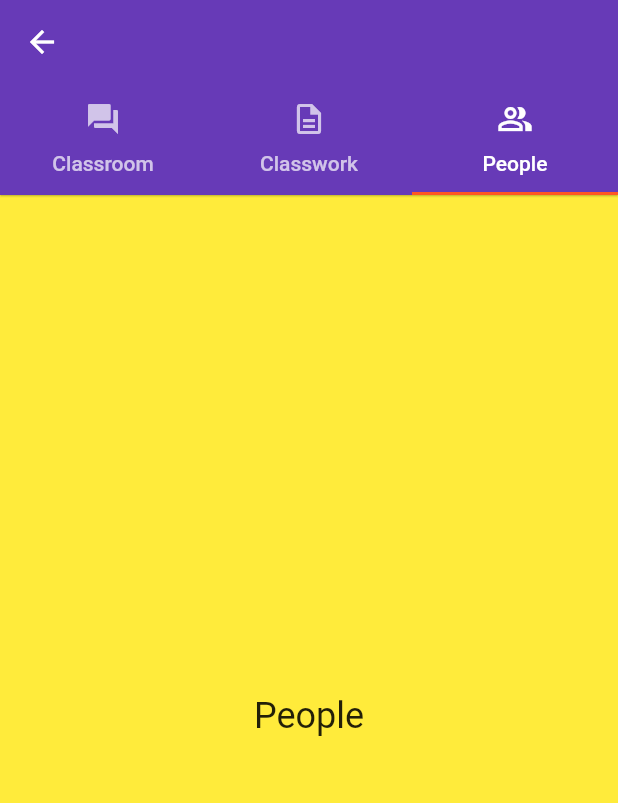
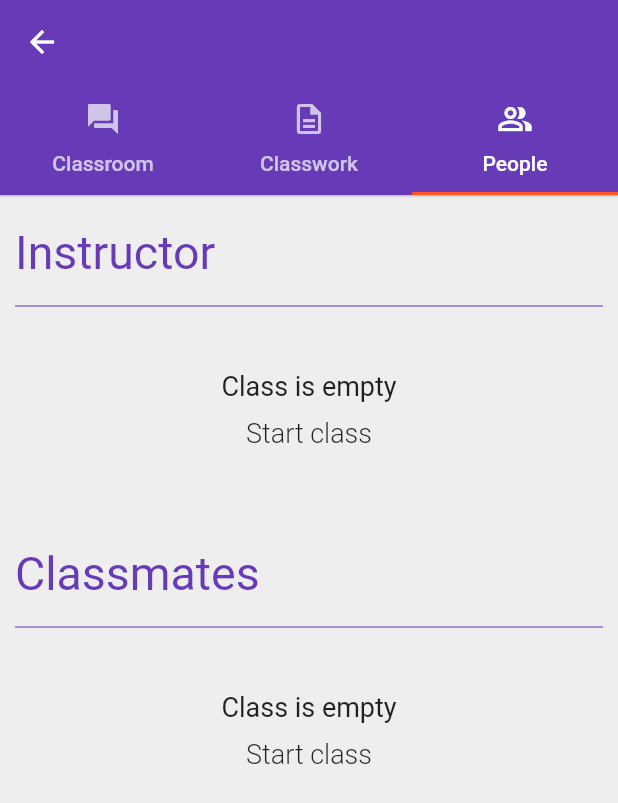
Before and after one commit to JamiuJimoh/jcm, a Flutter app: the CoursePage screen opened directly with empty values, tab 3 chosen, on a phone screen of 412 x 824 dp. Shown: the top 803 px of the screen. Run offline on Flutter 3.47's test engine with Material 2 defaults, Android fonts, the phone set to English and light mode, and no system bars; our stand-ins replace cloud_firestore, firebase_auth, firebase_core, firebase_storage, google_sign_in, image_picker and 1 more; accounts and stored records are empty.

Commit message:
initial implementation of the people's tab

```diff
--- a/lib/app/home/course_page/classroom_tab/add_comment_page.dart
+++ b/lib/app/home/course_page/classroom_tab/add_comment_page.dart
@@ -118,6 +118,7 @@ class AddCommentPage extends StatelessWidget {
                     builder: (context, snapshot) {
                       return Expanded(
                         child: ListItemsBuilder<UserThread>(
+                          reverseList: false,
                           snapshot: snapshot,
                           emptyStateTitle: 'Class is silent',
                           emptyStateMessage: 'Start a conversation',
--- a/lib/app/home/course_page/classroom_tab/classroom_widget.dart
+++ b/lib/app/home/course_page/classroom_tab/classroom_widget.dart
@@ -1,21 +1,26 @@
 import 'package:flutter/material.dart';
-import 'package:jamiu_class_manager/app/home/list_items_builder.dart';
-import 'package:jamiu_class_manager/app/home/models/user_classroom.dart';
-import 'package:jamiu_class_manager/common_widgets/user_circle_avatar.dart';
-import 'package:jamiu_class_manager/services/auth.dart';
-import 'package:jamiu_class_manager/services/database.dart';
+import 'package:intl/date_symbol_data_local.dart';
 import 'package:provider/provider.dart';
-import 'package:intl/date_symbol_data_local.dart';
 
+import '../../../../common_widgets/user_circle_avatar.dart';
+import '../../../../services/auth.dart';
+import '../../../../services/database.dart';
+import '../../list_items_builder.dart';
+import '../../models/user_classroom.dart';
+import '../share_with_class_container.dart';
 import 'add_comment_page.dart';
 import 'class_convo_bloc.dart';
 import 'edit_classroom_convo_page.dart';
-import '../share_with_class_container.dart';
 import 'message_container.dart';
 
 class ClassroomWidget extends StatelessWidget {
   const ClassroomWidget(
-      {required this.courseID, required this.auth, required this.bloc});
+      {Key? key,
+      required this.courseID,
+      required this.auth,
+      required this.bloc})
+      : super(key: key);
+
   final String courseID;
   final AuthBase auth;
   final ClassConvoBloc bloc;
--- a/lib/app/home/course_page/course_page.dart
+++ b/lib/app/home/course_page/course_page.dart
@@ -4,7 +4,7 @@ import '../models/created_course.dart';
 import '../models/joined_course.dart';
 import 'classroom_tab/classroom_widget.dart';
 import 'classwork_tab/classwork.dart';
-import 'people.dart';
+import 'people_tab/people.dart';
 
 class CoursePage extends StatelessWidget {
   const CoursePage({
@@ -40,7 +40,7 @@ class CoursePage extends StatelessWidget {
           title:
               Text((createdCourse?.courseTitle ?? joinedCourse?.courseTitle)!),
           // toolbarHeight: 150.0,
-          bottom:const TabBar(
+          bottom: const TabBar(
             tabs: [
               Tab(icon: Icon(Icons.forum), text: 'Classroom'),
               Tab(icon: Icon(Icons.description_outlined), text: 'Classwork'),
@@ -57,7 +57,10 @@ class CoursePage extends StatelessWidget {
                   : joinedCourse!.courseId,
             ),
             Classwork.create(context),
-            People(),
+            People.create(
+              context,
+              course: joinedCourse == null ? createdCourse! : joinedCourse!,
+            ),
           ],
         ),
       ),
--- a/lib/app/home/course_page/people.dart
+++ /dev/null
@@ -1,15 +0,0 @@
-import 'package:flutter/material.dart';
-
-class People extends StatelessWidget {
-  @override
-  Widget build(BuildContext context) {
-    return Container(
-      height: 500.0,
-      width: 500.0,
-      color: Colors.yellow,
-      child: Center(
-        child: Text('People', style: Theme.of(context).textTheme.headline5),
-      ),
-    );
-  }
-}
--- /dev/null
+++ b/lib/app/home/course_page/people_tab/people.dart
@@ -0,0 +1,128 @@
+import 'package:flutter/material.dart';
+import 'package:jamiu_class_manager/app/home/join_course_page.dart';
+import 'package:jamiu_class_manager/app/home/models/course.dart';
+import 'package:jamiu_class_manager/app/home/models/joined_course.dart';
+import 'package:jamiu_class_manager/app/home/models/user_profile.dart';
+import 'package:jamiu_class_manager/common_widgets/user_circle_avatar.dart';
+import 'package:provider/provider.dart';
+
+import '../../../../services/auth.dart';
+import '../../../../services/database.dart';
+import '../../list_items_builder.dart';
+
+class People extends StatelessWidget {
+  const People({
+    Key? key,
+    required this.course,
+    required this.database,
+  }) : super(key: key);
+
+  final Course course;
+  final Database database;
+
+  static Widget create(context, {required Course course}) {
+    final auth = Provider.of<AuthBase>(context, listen: false);
+
+    return Provider<Database>(
+      create: (_) => FireStoreDatabase(uid: auth.currentUser!.uid),
+      child: Consumer<Database>(
+        builder: (_, database, __) =>
+            // ClassroomWidget(courseID: courseID, auth: auth, bloc: bloc),
+            People(
+          course: course,
+          database: database,
+        ),
+      ),
+    );
+  }
+
+  @override
+  Widget build(BuildContext context) {
+    return Padding(
+      padding: const EdgeInsets.only(
+          top: 20.0, bottom: 8.0, left: 10.0, right: 10.0),
+      child: Column(
+        crossAxisAlignment: CrossAxisAlignment.start,
+        children: [
+          Text(
+            'Instructor',
+            style: Theme.of(context).textTheme.headline4?.copyWith(
+                color: Theme.of(context).primaryColor, fontSize: 31.0),
+          ),
+          ..._buildDivider(Theme.of(context).primaryColor),
+          StreamBuilder<List<UserProfile>>(
+            stream: database.instructorStream(teacherId: course.teacherId),
+            builder: (context, snapshot) {
+              return ListItemsBuilder<UserProfile>(
+                scrollable: false,
+                snapshot: snapshot,
+                emptyStateTitle: 'Class is empty',
+                emptyStateMessage: 'Start class',
+                itemBuilder: (_, instructor) => ListTile(
+                  dense: true,
+                  contentPadding: const EdgeInsets.only(left: 0.0, right: 0.0),
+                  title: Text(
+                    '${instructor.name} ${instructor.surname}',
+                    style: Theme.of(context)
+                        .textTheme
+                        .bodyText1
+                        ?.copyWith(fontSize: 16.0),
+                  ),
+                  leading: UserCircleAvatar(
+                    imageUrl: instructor.imageUrl,
+                    radius: 20.0,
+                  ),
+                ),
+              );
+            },
+          ),
+          const SizedBox(height: 50.0),
+          Text(
+            course.runtimeType == JoinedCourse ? 'Classmates' : 'Students',
+            style: Theme.of(context).textTheme.headline4?.copyWith(
+                color: Theme.of(context).primaryColor, fontSize: 31.0),
+          ),
+          ..._buildDivider(Theme.of(context).primaryColor),
+          StreamBuilder<List<UserProfile>>(
+            stream: database.instructorStream(teacherId: course.teacherId),
+            builder: (context, snapshot) {
+              print(snapshot.data);
+              return ListItemsBuilder<UserProfile>(
+                scrollable: false,
+                snapshot: snapshot,
+                emptyStateTitle: 'Class is empty',
+                emptyStateMessage: 'Start class',
+                itemBuilder: (_, instructor) => ListTile(
+                  dense: true,
+                  contentPadding: const EdgeInsets.only(left: 0.0, right: 0.0),
+                  title: Text(
+                    '${instructor.name} ${instructor.surname}',
+                    style: Theme.of(context)
+                        .textTheme
+                        .bodyText1
+                        ?.copyWith(fontSize: 16.0),
+                  ),
+                  leading: UserCircleAvatar(
+                    imageUrl: instructor.imageUrl,
+                    radius: 20.0,
+                  ),
+                ),
+              );
+            },
+          ),
+        ],
+      ),
+    );
+  }
+
+  List<Widget> _buildDivider([Color? color]) {
+    return [
+      const SizedBox(height: 10.0),
+      Divider(
+        thickness: 0.7,
+        color: color,
+      ),
+      const SizedBox(height: 20.0),
+    ];
+  }
+}
--- a/lib/app/home/courses_bloc.dart
+++ b/lib/app/home/courses_bloc.dart
@@ -1,13 +1,13 @@
 import 'dart:async';
 
-import 'package:jamiu_class_manager/app/home/models/user_profile.dart';
-import 'package:jamiu_class_manager/services/auth.dart';
-import 'package:jamiu_class_manager/services/database.dart';
 import 'package:collection/collection.dart';
 import 'package:rxdart/rxdart.dart';
 
+import '../../services/auth.dart';
+import '../../services/database.dart';
 import 'models/created_course.dart';
 import 'models/joined_course.dart';
+import 'models/user_profile.dart';
 
 class CoursesBloc {
   CoursesBloc({required this.database, required this.auth});
--- a/lib/app/home/list_items_builder.dart
+++ b/lib/app/home/list_items_builder.dart
@@ -9,13 +9,17 @@ class ListItemsBuilder<T> extends StatelessWidget {
   final ItemWidgetBuilder<T> itemBuilder;
   final String? emptyStateMessage;
   final String? emptyStateTitle;
+  final bool scrollable;
+  final bool reverseList;
 
   const ListItemsBuilder({
     Key? key,
     required this.snapshot,
     required this.itemBuilder,
-    this.emptyStateMessage: 'Create or join a class',
-    this.emptyStateTitle: 'No courses yet',
+    this.emptyStateMessage = 'Create or join a class',
+    this.emptyStateTitle = 'No courses yet',
+    this.scrollable = true,
+    this.reverseList = true,
   }) : super(key: key);
 
   @override
@@ -23,7 +27,7 @@ class ListItemsBuilder<T> extends StatelessWidget {
     if (snapshot.hasData) {
       final List<T> items = snapshot.data!;
       if (items.isNotEmpty) {
-        return _buildList(items.reversed.toList());
+        return _buildList(reverseList ? items.reversed.toList() : items);
       } else {
         return EmptyStateContent(
           title: emptyStateTitle!,
@@ -32,16 +36,18 @@ class ListItemsBuilder<T> extends StatelessWidget {
       }
     } else if (snapshot.hasError) {
       print(snapshot.error);
-      return EmptyStateContent(
+      return const EmptyStateContent(
         title: 'An error occurred',
         message: 'Currently unable to load items',
       );
     }
-    return Center(child: CircularProgressIndicator());
+    return const Center(child: CircularProgressIndicator());
   }
 
   Widget _buildList(List<T> items) {
     return ListView.builder(
+      physics: !scrollable ? const NeverScrollableScrollPhysics() : null,
+      shrinkWrap: !scrollable ? true : false,
       itemCount: items.length,
       itemBuilder: (context, index) => itemBuilder(context, items[index]),
     );
--- /dev/null
+++ b/lib/app/home/models/course.dart
@@ -0,0 +1,17 @@
+class Course{
+  final String courseId;
+  final String courseIV;
+  final String teacherId;
+  final String courseTitle;
+  final String courseCode;
+  final String teacherName;
+
+  Course({
+    required this.courseId,
+    required this.courseIV,
+    required this.teacherId,
+    required this.courseTitle,
+    required this.courseCode,
+    required this.teacherName,
+  });
+}
--- a/lib/app/home/models/created_course.dart
+++ b/lib/app/home/models/created_course.dart
@@ -1,19 +1,20 @@
-class CreatedCourse {
-  final String courseId;
-  final String courseIV;
-  final String teacherId;
-  final String courseTitle;
-  final String courseCode;
-  final String teacherName;
+import 'course.dart';
 
+class CreatedCourse extends Course {
   CreatedCourse({
-    required this.courseId,
-    required this.courseIV,
-    required this.teacherId,
-    required this.courseTitle,
-    required this.courseCode,
-    required this.teacherName,
-  });
+    required String courseId,
+    required String courseIV,
+    required String teacherId,
+    required String courseTitle,
+    required String courseCode,
+    required String teacherName,
+  }) : super(
+            courseId: courseId,
+            courseIV: courseId,
+            courseCode: courseCode,
+            courseTitle: courseTitle,
+            teacherId: teacherId,
+            teacherName: teacherName);
 
   factory CreatedCourse.fromMap(Map<String, dynamic> data, String documentId) {
     final String teacherId = data['teacherId'];
--- a/lib/app/home/models/joined_course.dart
+++ b/lib/app/home/models/joined_course.dart
@@ -1,19 +1,20 @@
-  class JoinedCourse {
-  final String courseId;
-  final String courseIV;
-  final String teacherId;
-  final String courseTitle;
-  final String courseCode;
-  final String teacherName;
+import 'course.dart';
 
+class JoinedCourse extends Course {
   JoinedCourse({
-    required this.courseId,
-    required this.courseIV,
-    required this.teacherId,
-    required this.courseTitle,
-    required this.courseCode,
-    required this.teacherName,
-  });
+    required String courseId,
+    required String courseIV,
+    required String teacherId,
+    required String courseTitle,
+    required String courseCode,
+    required String teacherName,
+  }) : super(
+            courseId: courseId,
+            courseIV: courseId,
+            courseCode: courseCode,
+            courseTitle: courseTitle,
+            teacherId: teacherId,
+            teacherName: teacherName);
 
   factory JoinedCourse.fromMap(Map<String, dynamic> data, String documentId) {
     final String teacherId = data['teacherId'];
--- a/lib/services/api_path.dart
+++ b/lib/services/api_path.dart
@@ -7,9 +7,11 @@ class APIPath {
 
   static String courseConvos() => '/classroom';
 
-  static String courseConvoThread(String classroomId, String threadId) => '/classroom/$classroomId/threads/$threadId';
+  static String courseConvoThread(String classroomId, String threadId) =>
+      '/classroom/$classroomId/threads/$threadId';
 
-  static String courseConvoThreads(String classroomId) => '/classroom/$classroomId/threads';
+  static String courseConvoThreads(String classroomId) =>
+      '/classroom/$classroomId/threads';
 
   static String joinCourse(String uid, String joinedCourseId) =>
       '/users/$uid/joinedCourses/$joinedCourseId';
--- a/lib/services/database.dart
+++ b/lib/services/database.dart
@@ -22,6 +22,7 @@ abstract class Database {
   Stream<List<Classroom>> classroomStream(String courseID);
   Stream<List<UserProfile>> userProfilesStream({bool isCurrentUser = false});
   Future<void> setUserProfile(UserProfile user, String uid);
+  Stream<List<UserProfile>> instructorStream({required String teacherId});
   Future<String> setImageData(File imageFile);
 }
 
@@ -119,6 +120,13 @@ class FireStoreDatabase implements Database {
         path: APIPath.joinCourse(uid!, course.courseId),
         data: course.toMap(),
       );
+  @override
+  Stream<List<UserProfile>> instructorStream({required String teacherId}) =>
+      _service.entitiesCollectionStream<UserProfile>(
+        path: APIPath.users(),
+        teacherId: teacherId,
+        builder: (data, documentId) => UserProfile.fromMap(data, documentId),
+      );
 
   // @override
   // Stream<List<UserModel>> usersStream() => _service.collectionStream<UserModel>(
--- a/lib/services/firestore_service.dart
+++ b/lib/services/firestore_service.dart
@@ -53,7 +53,7 @@ class FirestoreService {
   Stream<List<T>> userCollectionStream<T>({
     required String path,
     required String uid,
-    bool? isCurrentUser: false,
+    bool? isCurrentUser = false,
     required T Function(Map<String, dynamic> data, String documentId) builder,
   }) {
     final ref = isCurrentUser!
@@ -61,6 +61,23 @@ class FirestoreService {
             .collection(path)
             .where('userID', isEqualTo: uid)
         : FirebaseFirestore.instance.collection(path);
+    final snapshot = ref.snapshots();
+
+    return snapshot.map((snapshot) => snapshot.docs
+        .map((snapshot) => builder(snapshot.data(), snapshot.id))
+        .toList());
+  }
+
+  Stream<List<T>> entitiesCollectionStream<T>({
+    required String path,
+    required String teacherId,
+    required T Function(Map<String, dynamic> data, String documentId) builder,
+  }) {
+    // final ref = isCreatedCourseCollectionStream?
+    final ref = FirebaseFirestore.instance
+        .collection(path)
+        .where('userID', isEqualTo: teacherId);
+    // : FirebaseFirestore.instance.collection(path);
     final snapshot = ref.snapshots();
 
     return snapshot.map((snapshot) => snapshot.docs
```
Also changed, not shown: lib/app/home/course_page/people_tab/people_bloc.dart (added, +36 -0 lines).
